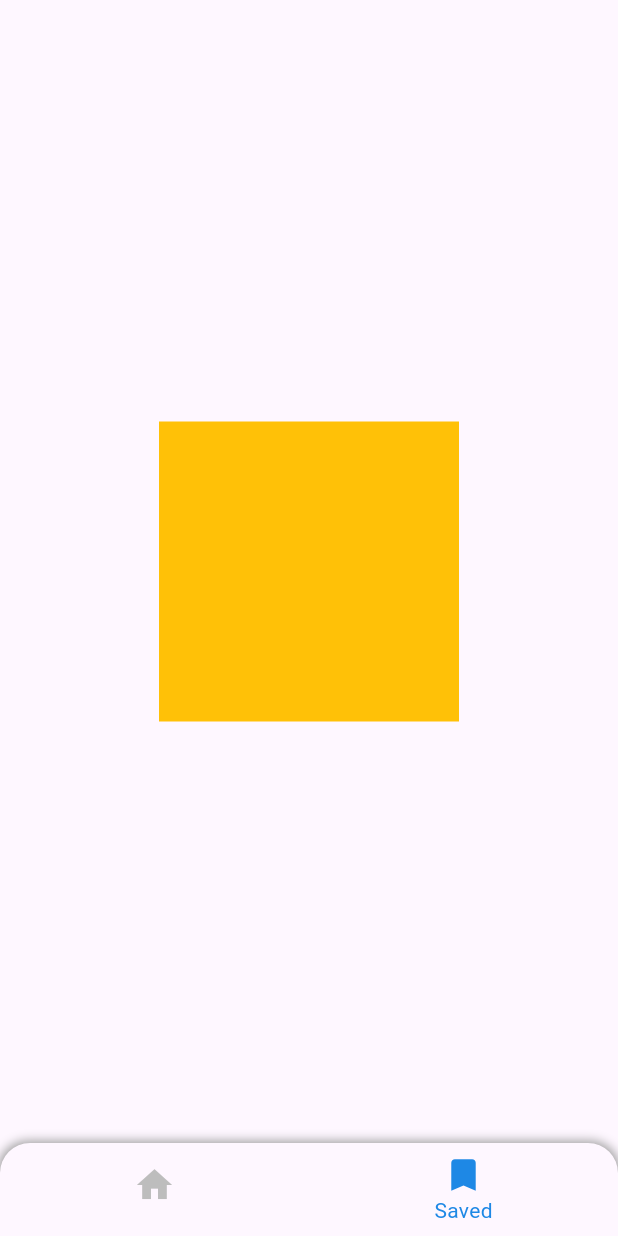
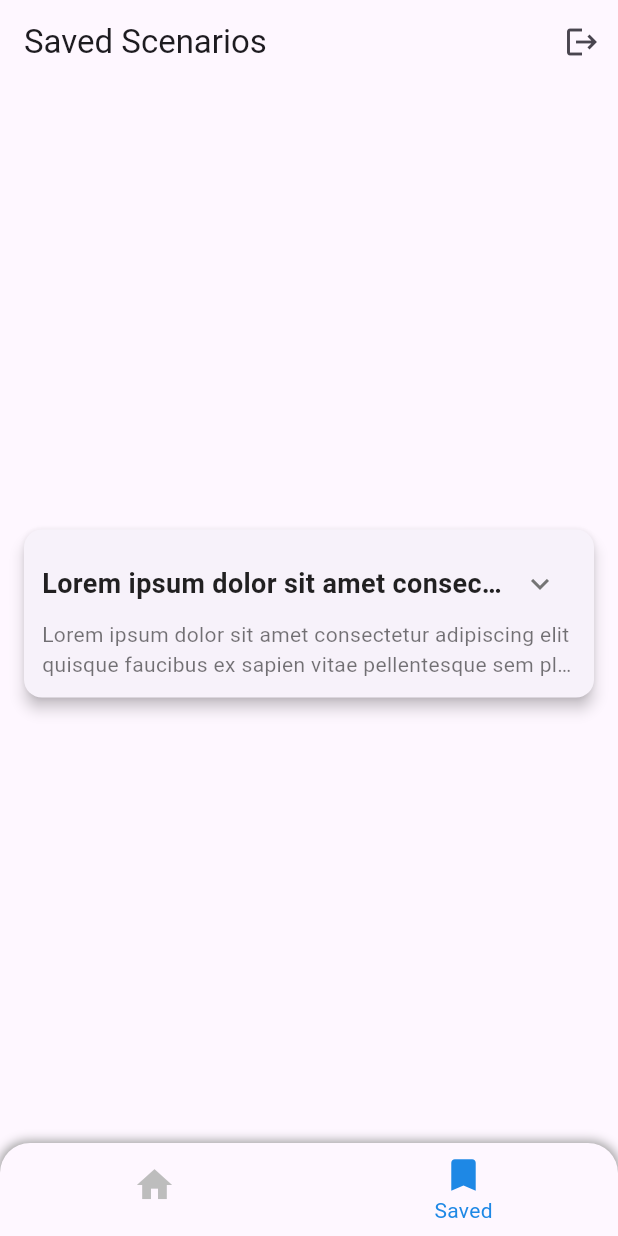
Before and after one commit to neshika/new_wild, a Flutter app: the HomeScreen screen opened directly, item 2 of the bottom bar chosen, on a phone screen of 412 x 824 dp. Run offline on Flutter 3.47's test engine with Material 3 defaults, Android fonts, the light colour scheme and no system bars.

Commit message:
Card F06

```diff
--- a/lib/main.dart
+++ b/lib/main.dart
@@ -1,6 +1,6 @@
 import 'package:flutter/material.dart';
-//import 'package:new_wild/ui/home_screen.dart';
-import 'package:new_wild/ui/screens/authorization/login_screen.dart';
+import 'package:new_wild/ui/home_screen.dart';
+//import 'package:new_wild/ui/screens/authorization/login_screen.dart';
 
 void main() {
   //запуск
@@ -13,7 +13,8 @@ class MyApp extends StatelessWidget {
   Widget build(BuildContext context) {
     return const MaterialApp(
       title: 'Scenario Maker App ',
-      home: LoginScreen(),
+      //  home: LoginScreen(),
+      home: HomeScreen(),
     );
   }
 }
--- /dev/null
+++ b/lib/ui/screens/saved_scenarios/components/scenario_item.dart
@@ -0,0 +1,132 @@
+import 'package:flutter/material.dart';
+
+class ScenarioItem extends StatefulWidget {
+  const ScenarioItem({super.key});
+
+  @override
+  State<ScenarioItem> createState() => _ScenarioItemState();
+}
+
+class _ScenarioItemState extends State<ScenarioItem> {
+  // состояние карточки(развернута или нет)
+  bool _isExpanded = false;
+
+  @override
+  Widget build(BuildContext context) {
+    //карточка с информацией
+    return Card(
+        elevation: 4,
+        margin: EdgeInsets.symmetric(vertical: 8.0, horizontal: 16.0),
+        shape: RoundedRectangleBorder(
+          borderRadius: BorderRadius.circular(12.0),
+        ),
+        child: Padding(
+          padding: const EdgeInsets.all(12.0),
+          child: Column(
+            // временно делаем колонке мин
+            mainAxisSize: MainAxisSize.min,
+            crossAxisAlignment: CrossAxisAlignment.start,
+            children: [
+              Row(
+                mainAxisAlignment: MainAxisAlignment.spaceBetween,
+                children: [
+                  Expanded(
+                    child: Text(
+                      'Lorem ipsum dolor sit amet consectetur adipiscing elit quisque faucibus ex sapien vitae pellentesque sem placerat in id cursus mi pretium tellus duis convallis tempus.',
+                      style: TextStyle(
+                        fontSize: 18.0,
+                        fontWeight: FontWeight.bold,
+                        color: Colors.black87,
+                      ),
+                      maxLines: 1, //текст занимает 1 строку и после ...
+                      overflow: TextOverflow.ellipsis,
+                    ),
+                  ),
+                  IconButton(
+                      onPressed: () {
+                        setState(() {
+                          _isExpanded = !_isExpanded;
+                        });
+                      },
+                      icon: Icon(
+                        _isExpanded ? Icons.expand_less : Icons.expand_more,
+                        color: Colors.grey[600],
+                      )),
+                ],
+              ),
+              if (!_isExpanded)
+                Text(
+                  'Lorem ipsum dolor sit amet consectetur adipiscing elit quisque faucibus ex sapien vitae pellentesque sem placerat in id cursus mi pretium tellus duis convallis tempus leo eu aenean sed diam urna tempor pulvinar vivamus fringilla lacus nec metus bibendum egestas iaculis massa nisl malesuada lacinia integer nunc posuere ut hendrerit.',
+                  maxLines: 2,
+                  overflow: TextOverflow.ellipsis,
+                  style: TextStyle(fontSize: 14.0, color: Colors.black54),
+                ),
+              if (_isExpanded)
+                Column(
+                  crossAxisAlignment: CrossAxisAlignment.start,
+                  children: [
+                    Text(
+                      'Lorem ipsum dolor sit amet consectetur adipiscing elit quisque faucibus ex sapien vitae pellentesque sem placerat in id cursus mi pretium tellus duis convallis tempus leo eu aenean sed diam urna tempor pulvinar vivamus fringilla lacus nec metus bibendum egestas iaculis massa nisl malesuada lacinia integer nunc posuere ut hendrerit.',
+                      style: TextStyle(fontSize: 14.0, color: Colors.black54),
+                    ),
+                    Divider(
+                      color: Colors.grey,
+                      thickness: 0.8,
+                    ),
+                    SizedBox(
+                      height: 8.0,
+                    ),
+                    _buildDetaliRows('Platforms', 'YouTube'),
+                    _buildDetaliRows('Theme', 'YouTube'),
+                    _buildDetaliRows('Target Auditory', 'YouTube'),
+                    _buildDetaliRows('Call To action', 'YouTube'),
+                    SizedBox(
+                      height: 16.0,
+                    ),
+                    Row(
+                      mainAxisAlignment: MainAxisAlignment.end,
+                      children: [
+                        IconButton(
+                          onPressed: () {},
+                          icon: Icon(Icons.share, color: Colors.blue),
+                        ),
+                        IconButton(
+                          onPressed: () {},
+                          icon: Icon(Icons.delete, color: Colors.red),
+                        ),
+                      ],
+                    )
+                  ],
+                )
+            ],
+          ),
+        ));
+  }
+
+//функция рисует после текста информацию
+  Widget _buildDetaliRows(String title, String value) {
+    return Padding(
+      padding: const EdgeInsets.symmetric(vertical: 4.0),
+      child: Row(
+        children: [
+          Text(
+            '$title ',
+            style: const TextStyle(
+              fontSize: 14.0,
+              fontWeight: FontWeight.bold,
+              color: Colors.black87,
+            ),
+          ),
+          Expanded(
+            child: Text(
+              value,
+              style: TextStyle(fontSize: 14.0, color: Colors.black54),
+              maxLines: 1,
+              overflow: TextOverflow.ellipsis,
+            ),
+          ),
+        ],
+      ),
+    );
+  }
+}
--- a/lib/ui/screens/saved_scenarios/saved_scenarios_screen.dart
+++ b/lib/ui/screens/saved_scenarios/saved_scenarios_screen.dart
@@ -1,20 +1,23 @@
 import 'package:flutter/material.dart';
+import 'package:new_wild/ui/screens/saved_scenarios/components/scenario_item.dart';
 
 class SavedScenariosScreen extends StatelessWidget {
   const SavedScenariosScreen({super.key});
 
   @override
   Widget build(BuildContext context) {
-    return Center(
-      child: DecoratedBox(
-        //ctrl . wrapp with center
-        decoration: BoxDecoration(
-          color: Colors.amber,
-        ),
-        child: SizedBox(
-          height: 200,
-          width: 200,
-        ),
+    return Scaffold(
+      appBar: AppBar(
+        title: Text('Saved Scenarios'),
+        actions: [
+          IconButton(
+            onPressed: () {},
+            icon: Icon(Icons.logout), // кнопка справа
+          ),
+        ],
+      ),
+      body: Center(
+        child: ScenarioItem(),
       ),
     );
   }
```
